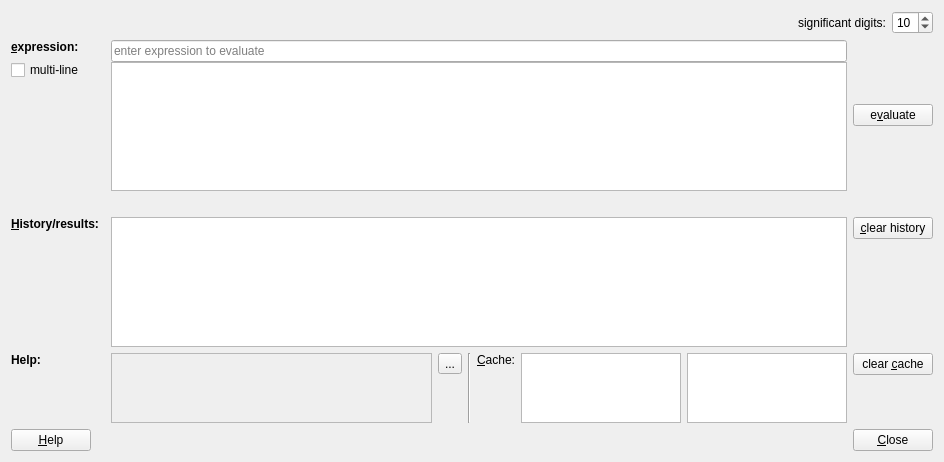
The window that plugins/qfe_calculator/qfecalculatordialog.ui (jkriege2/QuickFit3) describes before a commit, drawn with Qt 5.
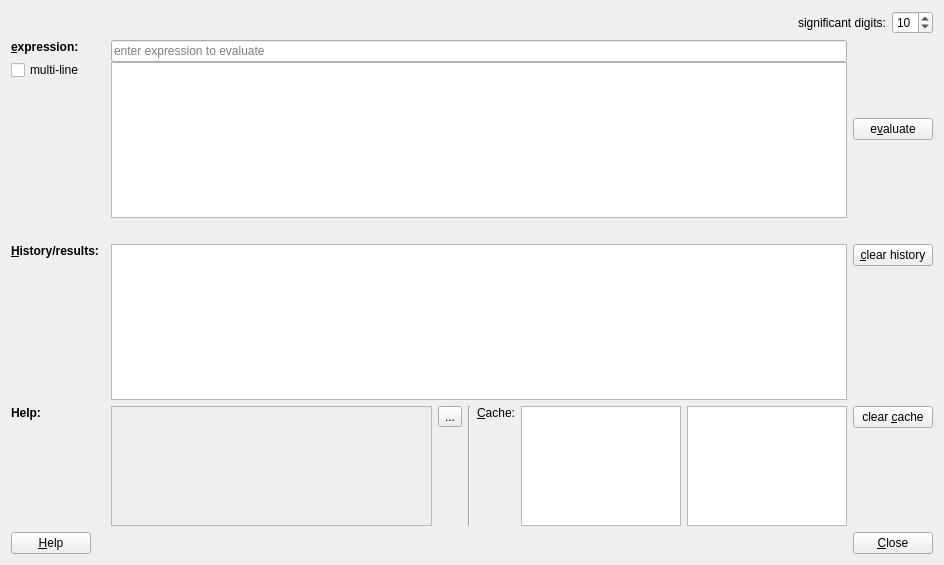
The same window after the commit. Icons and pictures are not drawn. Custom widgets are drawn as their Qt base class.

```diff
--- a/plugins/qfe_calculator/qfecalculatordialog.ui
+++ b/plugins/qfe_calculator/qfecalculatordialog.ui
@@ -7,7 +7,7 @@
     <x>0</x>
     <y>0</y>
     <width>944</width>
-    <height>462</height>
+    <height>565</height>
    </rect>
   </property>
   <property name="windowTitle">
@@ -124,7 +124,7 @@
           <x>0</x>
           <y>0</y>
           <width>322</width>
-          <height>71</height>
+          <height>118</height>
          </rect>
         </property>
         <layout class="QVBoxLayout" name="verticalLayout_4">
```
